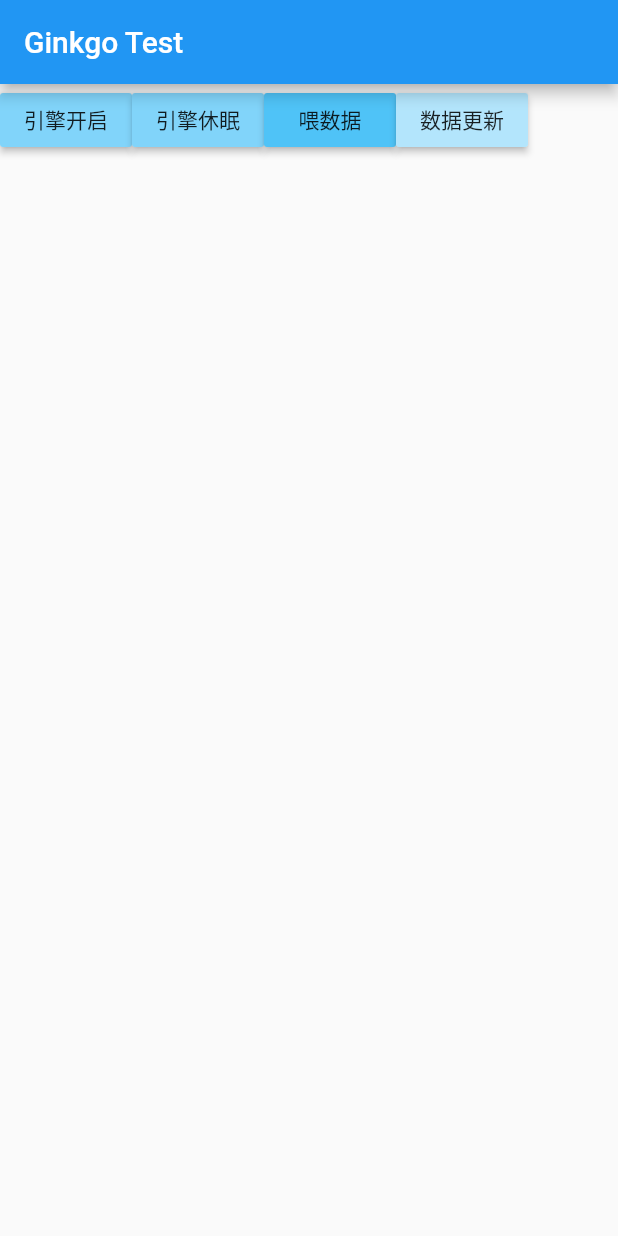
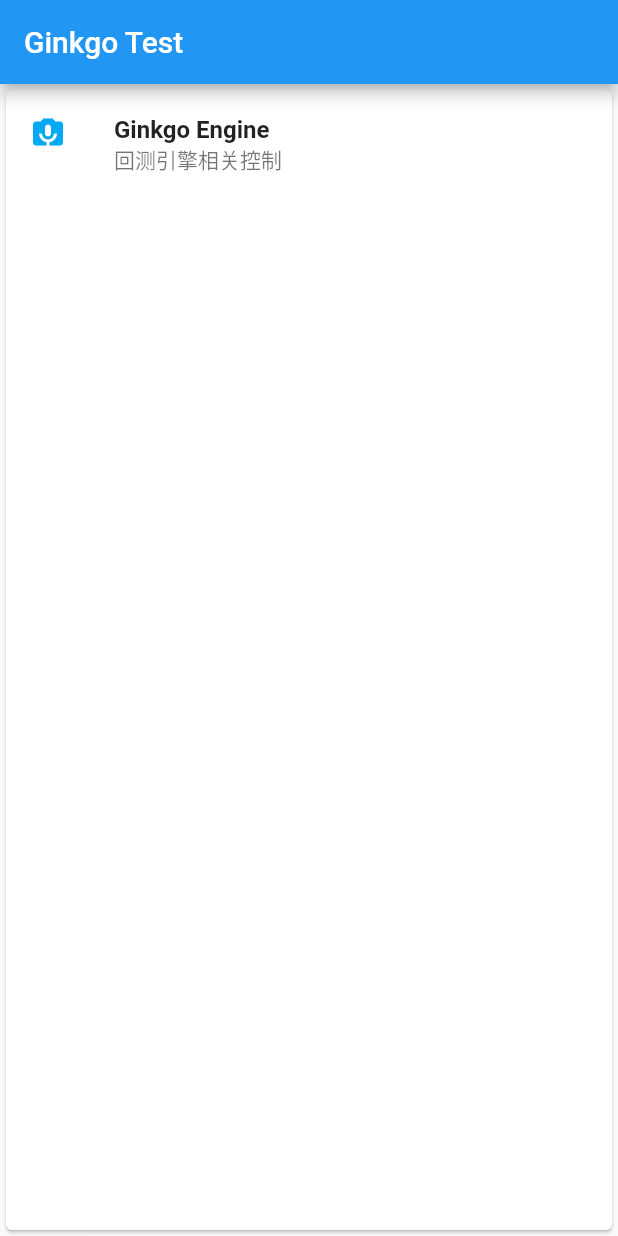
Before and after one commit to Kaoruha/GinkGO, a Flutter app: the screen it shows after launch, on a phone screen of 412 x 824 dp. Run offline on Flutter 3.47's test engine with Material 2 defaults, Android fonts, the light colour scheme and no system bars; our stand-ins replace dio; project files that could hold a hidden picture were left out.

Commit message:
Flutter UPdate

```diff
--- a/ginkgo_client/lib/src/pages/test_page.dart
+++ b/ginkgo_client/lib/src/pages/test_page.dart
@@ -1,6 +1,5 @@
 import 'package:flutter/material.dart';
 import '../api/stock.dart';
-// import '../api/test.dart';
 import '../api/engine.dart';
 
 class TestPage extends StatelessWidget {
@@ -10,39 +9,25 @@ class TestPage extends StatelessWidget {
       title: 'Hello_Flutter',
       home: Scaffold(
         appBar: AppBar(title: Text('Ginkgo Test')),
-        body: Row(
-          children: <Widget>[
-            RaisedButton(
-              color: Colors.lightBlue[200],
-              onPressed: () {
-                EngineBoost();
-              },
-              child: Text('引擎开启'),
-            ),
-            RaisedButton(
-              color: Colors.lightBlue[200],
-              onPressed: () {
-                EngineSleep();
-              },
-              child: Text('引擎休眠'),
-            ),
-            RaisedButton(
-              color: Colors.lightBlue[300],
-              onPressed: () {
-                InfoInjection();
-              },
-              child: Text('喂数据'),
-            ),
-            RaisedButton(
-              color: Colors.lightBlue[100],
-              onPressed: () {
-                StockDataUpdate();
-              },
-              child: Text('数据更新'),
-            ),
-          ],
-        ),
+        body: card,
       ),
     );
   }
+
+  var card = new Card(
+      child: Column(
+    children: <Widget>[
+      ListTile(
+        title: Text(
+          'Ginkgo Engine',
+          style: TextStyle(fontWeight: FontWeight.w600),
+        ),
+        subtitle: Text('回测引擎相关控制'),
+        leading: Icon(
+          Icons.perm_camera_mic,
+          color: Colors.lightBlue,
+        ),
+      )
+    ],
+  ));
 }
```
Also changed, not shown: ginkgo_client/lib/src/api/engine.dart (+4 -4 lines), ginkgo_client/lib/src/api/stock.dart (+13 -1 lines), ginkgo_client/lib/src/pages/engine_page.dart (+4 -4 lines).
